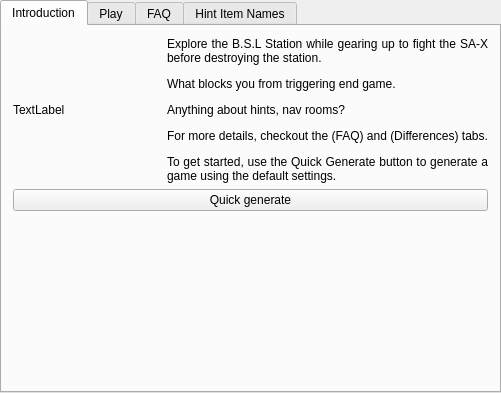
randovania/randovania, file randovania/gui/ui_files/games_tab_fusion_widget.ui: the form before one commit.
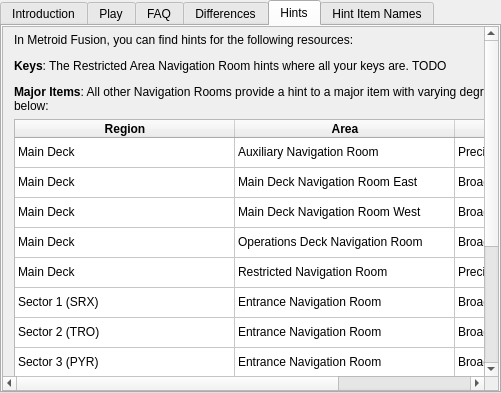
The form after the commit. The open tabs and pages were chosen to show the change. Custom widgets are drawn as their Qt base class.

Commit message: Second pass at game tab UI

```diff
--- a/randovania/gui/ui_files/games_tab_fusion_widget.ui
+++ b/randovania/gui/ui_files/games_tab_fusion_widget.ui
@@ -30,7 +30,7 @@
       <item>
        <widget class="QLabel" name="intro_label">
         <property name="text">
-         <string>&lt;html&gt;&lt;head/&gt;&lt;body&gt;&lt;p align=&quot;justify&quot;&gt;Explore the B.S.L Station while gearing up to fight the SA-X before destroying the station.&lt;/p&gt;&lt;p align=&quot;justify&quot;&gt;What blocks you from triggering end game.&lt;/p&gt;&lt;p align=&quot;justify&quot;&gt;Anything about hints, nav rooms?&lt;/p&gt;&lt;p align=&quot;justify&quot;&gt;For more details, checkout the (FAQ) and (Differences) tabs.&lt;/p&gt;&lt;p align=&quot;justify&quot;&gt;To get started, use the Quick Generate button to generate a game using the default settings.&lt;/p&gt;&lt;/body&gt;&lt;/html&gt;</string>
+         <string>&lt;html&gt;&lt;head/&gt;&lt;body&gt;&lt;p align=&quot;justify&quot;&gt;Explore the B.S.L Station, round up the escaped hatchling Metroids, all while gearing up to fight the SA-X before destroying the station.&lt;/p&gt;&lt;p align=&quot;justify&quot;&gt;The Operations Controls will only be unlocked once the Metroids are collected.&lt;/p&gt;&lt;p align=&quot;justify&quot;&gt;To aid Samus on her journey, ADAM now provides hints at the Navigation Stations, this is explained furthr on the Hints Tabs.&lt;/p&gt;&lt;p align=&quot;justify&quot;&gt;For more details, checkout the &lt;a href=&quot;tab://FAQ&quot;&gt;&lt;span style=&quot; text-decoration: underline; color:#007af4;&quot;&gt;FAQ&lt;/span&gt;&lt;/a&gt; and &lt;a href=&quot;tab://Differences&quot;&gt;&lt;span style=&quot; text-decoration: underline; color:#007af4;&quot;&gt;Differences&lt;/span&gt;&lt;/a&gt; tabs.&lt;/p&gt;&lt;p align=&quot;justify&quot;&gt;To get started, use the Quick Generate button to generate a game using the default settings.&lt;/p&gt;&lt;/body&gt;&lt;/html&gt;</string>
         </property>
         <property name="wordWrap">
          <bool>true</bool>
@@ -117,7 +117,462 @@
     </item>
    </layout>
   </widget>
-    <widget class="QWidget" name="hint_item_names_tab">
+  <widget class="QWidget" name="differences_tab">
+   <attribute name="title">
+    <string>Differences</string>
+   </attribute>
+   <layout class="QVBoxLayout" name="verticalLayout_2">
+    <item>
+     <widget class="QScrollArea" name="differences_scroll_area">
+      <property name="widgetResizable">
+       <bool>true</bool>
+      </property>
+      <widget class="QWidget" name="differences_scroll_contents">
+       <property name="geometry">
+        <rect>
+         <x>0</x>
+         <y>0</y>
+         <width>463</width>
+         <height>414</height>
+        </rect>
+       </property>
+       <layout class="QVBoxLayout" name="verticalLayout">
+        <item>
+         <widget class="QLabel" name="differences_label">
+          <property name="text">
+           <string>&lt;html&gt;&lt;head/&gt;&lt;body&gt;&lt;p&gt;Randovania and the MARS patcher make some changes to the original game in order to improve the game experience or to simply fix bugs in the original game.&lt;br/&gt;Many changes are optional and can be disabled in the options Randovania provides, but the following are &lt;span style=&quot; font-weight:600;&quot;&gt;always&lt;/span&gt; there:&lt;/p&gt;&lt;ul style=&quot;margin-top: 0px; margin-bottom: 0px; margin-left: 0px; margin-right: 0px; -qt-list-indent: 1;&quot;&gt;&lt;li style=&quot; margin-top:12px; margin-bottom:0px; margin-left:0px; margin-right:0px; -qt-block-indent:0; text-indent:0px;&quot;&gt;An option has been added to the pause menu that allows loading your last save from your starting location.&lt;/li&gt;&lt;li style=&quot; margin-top:12px; margin-bottom:12px; margin-left:0px; margin-right:0px; -qt-block-indent:0; text-indent:0px;&quot;&gt;An option has been added to cycle the maps by pressing select.&lt;/li&gt;&lt;/ul&gt;&lt;ul style=&quot;margin-top: 0px; margin-bottom: 0px; margin-left: 0px; margin-right: 0px; -qt-list-indent: 1;&quot;&gt;&lt;li style=&quot; margin-top:12px; margin-bottom:12px; margin-left:0px; margin-right:0px; -qt-block-indent:0; text-indent:0px;&quot;&gt;The Security Rooms are now shuffleable item locations.&lt;/li&gt;&lt;li style=&quot; margin-top:12px; margin-bottom:0px; margin-left:0px; margin-right:0px; -qt-block-indent:0; text-indent:0px;&quot;&gt;Hints have been placed TODO&lt;/li&gt;&lt;li style=&quot; margin-top:12px; margin-bottom:0px; margin-left:0px; margin-right:0px; -qt-block-indent:0; text-indent:0px;&quot;&gt;Main Deck Maintenance Shaft now has a connection between Crew Quarters East/West&lt;/li&gt;&lt;ul style=&quot;margin-top: 0px; margin-bottom: 0px; margin-left: 0px; margin-right: 0px; -qt-list-indent: 1;&quot;&gt;&lt;li style=&quot; margin-top:12px; margin-bottom:12px; margin-left:0px; margin-right:0px; -qt-block-indent:0; text-indent:0px;&quot;&gt;Sector 5 will always remain in it's unbroken state, some rooms have been modified to account for this.&lt;/li&gt;&lt;/ul&gt;&lt;li style=&quot; margin-top:12px; margin-bottom:12px; margin-left:0px; margin-right:0px; -qt-block-indent:0; text-indent:0px;&quot;&gt;The upper right door in S5 Arctic Containment is now a Yellow Door.&lt;/li&gt;&lt;li style=&quot; margin-top:12px; margin-bottom:0px; margin-left:0px; margin-right:0px; -qt-block-indent:0; text-indent:0px;&quot;&gt;Sector 6 Varia Core-X always spawns regardless of having Charge Beam or not.&lt;/li&gt;&lt;/ul&gt;&lt;p&gt;&lt;br/&gt;&lt;/p&gt;&lt;/body&gt;&lt;/html&gt;</string>
+          </property>
+          <property name="alignment">
+           <set>Qt::AlignLeading|Qt::AlignLeft|Qt::AlignVCenter</set>
+          </property>
+          <property name="wordWrap">
+           <bool>true</bool>
+          </property>
+         </widget>
+        </item>
+       </layout>
+      </widget>
+     </widget>
+    </item>
+   </layout>
+  </widget>
+  <widget class="QWidget" name="hints_tab">
+   <attribute name="title">
+    <string>Hints</string>
+   </attribute>
+   <layout class="QVBoxLayout" name="hints_tab_layout_4">
+    <property name="spacing">
+     <number>0</number>
+    </property>
+    <property name="leftMargin">
+     <number>0</number>
+    </property>
+    <property name="topMargin">
+     <number>0</number>
+    </property>
+    <property name="rightMargin">
+     <number>0</number>
+    </property>
+    <property name="bottomMargin">
+     <number>0</number>
+    </property>
+    <item>
+     <widget class="QScrollArea" name="hints_scroll_area">
+      <property name="sizePolicy">
+       <sizepolicy hsizetype="Preferred" vsizetype="Preferred">
+        <horstretch>0</horstretch>
+        <verstretch>0</verstretch>
+       </sizepolicy>
+      </property>
+      <property name="widgetResizable">
+       <bool>true</bool>
+      </property>
+      <widget class="QWidget" name="hints_scroll_area_contents">
+       <property name="geometry">
+        <rect>
+         <x>0</x>
+         <y>0</y>
+         <width>675</width>
+         <height>445</height>
+        </rect>
+       </property>
+       <property name="sizePolicy">
+        <sizepolicy hsizetype="Preferred" vsizetype="Preferred">
+         <horstretch>0</horstretch>
+         <verstretch>0</verstretch>
+        </sizepolicy>
+       </property>
+       <layout class="QVBoxLayout" name="hints_scroll_layout_4">
+        <property name="spacing">
+         <number>6</number>
+        </property>
+        <property name="topMargin">
+         <number>6</number>
+        </property>
+        <property name="rightMargin">
+         <number>6</number>
+        </property>
+        <property name="bottomMargin">
+         <number>6</number>
+        </property>
+        <item>
+         <widget class="QLabel" name="hints_label">
+          <property name="sizePolicy">
+           <sizepolicy hsizetype="Preferred" vsizetype="Preferred">
+            <horstretch>0</horstretch>
+            <verstretch>0</verstretch>
+           </sizepolicy>
+          </property>
+          <property name="text">
+           <string>&lt;html&gt;&lt;head/&gt;&lt;body&gt;&lt;p&gt;In Metroid Fusion, you can find hints for the following resources: &lt;/p&gt;&lt;p&gt;&lt;span style=&quot; font-weight:700;&quot;&gt;Keys&lt;/span&gt;: The Restricted Area Navigation Room hints where all your keys are. TODO&lt;/p&gt;&lt;p&gt;&lt;span style=&quot; font-weight:700;&quot;&gt;Major Items&lt;/span&gt;: All other Navigation Rooms provide a hint to a major item with varying degress of precision as described below:&lt;/p&gt;&lt;/body&gt;&lt;/html&gt;</string>
+          </property>
+          <property name="textFormat">
+           <enum>Qt::MarkdownText</enum>
+          </property>
+          <property name="alignment">
+           <set>Qt::AlignLeading|Qt::AlignLeft|Qt::AlignTop</set>
+          </property>
+          <property name="wordWrap">
+           <bool>true</bool>
+          </property>
+         </widget>
+        </item>
+        <item>
+         <widget class="QTableWidget" name="tableWidget">
+          <property name="sizePolicy">
+           <sizepolicy hsizetype="Minimum" vsizetype="Preferred">
+            <horstretch>0</horstretch>
+            <verstretch>0</verstretch>
+           </sizepolicy>
+          </property>
+          <property name="minimumSize">
+           <size>
+            <width>660</width>
+            <height>0</height>
+           </size>
+          </property>
+          <property name="sizeAdjustPolicy">
+           <enum>QAbstractScrollArea::AdjustToContentsOnFirstShow</enum>
+          </property>
+          <property name="autoScroll">
+           <bool>true</bool>
+          </property>
+          <property name="rowCount">
+           <number>11</number>
+          </property>
+          <property name="columnCount">
+           <number>3</number>
+          </property>
+          <attribute name="horizontalHeaderVisible">
+           <bool>true</bool>
+          </attribute>
+          <attribute name="horizontalHeaderCascadingSectionResizes">
+           <bool>false</bool>
+          </attribute>
+          <attribute name="horizontalHeaderMinimumSectionSize">
+           <number>30</number>
+          </attribute>
+          <attribute name="horizontalHeaderDefaultSectionSize">
+           <number>220</number>
+          </attribute>
+          <attribute name="verticalHeaderVisible">
+           <bool>false</bool>
+          </attribute>
+          <attribute name="verticalHeaderDefaultSectionSize">
+           <number>30</number>
+          </attribute>
+          <row>
+           <property name="text">
+            <string>New Row</string>
+           </property>
+          </row>
+          <row>
+           <property name="text">
+            <string>New Row</string>
+           </property>
+          </row>
+          <row>
+           <property name="text">
+            <string>New Row</string>
+           </property>
+          </row>
+          <row>
+           <property name="text">
+            <string>New Row</string>
+           </property>
+          </row>
+          <row>
+           <property name="text">
+            <string>New Row</string>
+           </property>
+          </row>
+          <row>
+           <property name="text">
+            <string>New Row</string>
+           </property>
+          </row>
+          <row>
+           <property name="text">
+            <string>New Row</string>
+           </property>
+          </row>
+          <row>
+           <property name="text">
+            <string>New Row</string>
+           </property>
+          </row>
+          <row>
+           <property name="text">
+            <string>New Row</string>
+           </property>
+          </row>
+          <row>
+           <property name="text">
+            <string>New Row</string>
+           </property>
+          </row>
+          <row>
+           <property name="text">
+            <string>New Row</string>
+           </property>
+          </row>
+          <column>
+           <property name="text">
+            <string>Region</string>
+           </property>
+           <property name="font">
+            <font>
+             <bold>true</bold>
+            </font>
+           </property>
+          </column>
+          <column>
+           <property name="text">
+            <string>Area</string>
+           </property>
+           <property name="font">
+            <font>
+             <bold>true</bold>
+            </font>
+           </property>
+          </column>
+          <column>
+           <property name="text">
+            <string>Hint Precision</string>
+           </property>
+           <property name="font">
+            <font>
+             <bold>true</bold>
+            </font>
+           </property>
+          </column>
+          <item row="0" column="0">
+           <property name="text">
+            <string>Main Deck</string>
+           </property>
+          </item>
+          <item row="0" column="1">
+           <property name="text">
+            <string>Auxiliary Navigation Room</string>
+           </property>
+          </item>
+          <item row="0" column="2">
+           <property name="text">
+            <string>Precise Item, Broad Location</string>
+           </property>
+          </item>
+          <item row="1" column="0">
+           <property name="text">
+            <string>Main Deck</string>
+           </property>
+          </item>
+          <item row="1" column="1">
+           <property name="text">
+            <string>Main Deck Navigation Room East</string>
+           </property>
+          </item>
+          <item row="1" column="2">
+           <property name="text">
+            <string>Broad Item, Broad Location</string>
+           </property>
+          </item>
+          <item row="2" column="0">
+           <property name="text">
+            <string>Main Deck</string>
+           </property>
+          </item>
+          <item row="2" column="1">
+           <property name="text">
+            <string>Main Deck Navigation Room West</string>
+           </property>
+          </item>
+          <item row="2" column="2">
+           <property name="text">
+            <string>Broad Item, Broad Location</string>
+           </property>
+          </item>
+          <item row="3" column="0">
+           <property name="text">
+            <string>Main Deck</string>
+           </property>
+          </item>
+          <item row="3" column="1">
+           <property name="text">
+            <string>Operations Deck Navigation Room</string>
+           </property>
+          </item>
+          <item row="3" column="2">
+           <property name="text">
+            <string>Broad Item, Broad Location</string>
+           </property>
+          </item>
+          <item row="4" column="0">
+           <property name="text">
+            <string>Main Deck</string>
+           </property>
+          </item>
+          <item row="4" column="1">
+           <property name="text">
+            <string>Restricted Navigation Room</string>
+           </property>
+          </item>
+          <item row="4" column="2">
+           <property name="text">
+            <string>Precise Item, Precise Location</string>
+           </property>
+          </item>
+          <item row="5" column="0">
+           <property name="text">
+            <string>Sector 1 (SRX)</string>
+           </property>
+          </item>
+          <item row="5" column="1">
+           <property name="text">
+            <string>Entrance Navigation Room</string>
+           </property>
+          </item>
+          <item row="5" column="2">
+           <property name="text">
+            <string>Broad Item, Broad Location</string>
+           </property>
+          </item>
+          <item row="6" column="0">
+           <property name="text">
+            <string>Sector 2 (TRO)</string>
+           </property>
+          </item>
+          <item row="6" column="1">
+           <property name="text">
+            <string>Entrance Navigation Room</string>
+           </property>
+          </item>
+          <item row="6" column="2">
+           <property name="text">
+            <string>Broad Item, Broad Location</string>
+           </property>
+          </item>
+          <item row="7" column="0">
+           <property name="text">
+            <string>Sector 3 (PYR)</string>
+           </property>
+          </item>
+          <item row="7" column="1">
+           <property name="text">
+            <string>Entrance Navigation Room</string>
+           </property>
+          </item>
+          <item row="7" column="2">
+           <property name="text">
+            <string>Broad Item, Broad Location</string>
+           </property>
+          </item>
+          <item row="8" column="0">
+           <property name="text">
+            <string>Sector 4 (AQA)</string>
+           </property>
+          </item>
+          <item row="8" column="1">
+           <property name="text">
+            <string>Entrance Navigation Room</string>
+           </property>
+          </item>
+          <item row="8" column="2">
+           <property name="text">
+            <string>Broad Item, Broad Location</string>
+           </property>
+          </item>
+          <item row="9" column="0">
+           <property name="text">
+            <string>Sector 5 (ARC)</string>
+           </property>
+          </item>
+          <item row="9" column="1">
+           <property name="text">
+            <string>Entrance Navigation Room</string>
+           </property>
+          </item>
+          <item row="9" column="2">
+           <property name="text">
+            <string>Broad Item, Broad Location</string>
+           </property>
+          </item>
+          <item row="10" column="0">
+           <property name="text">
+            <string>Sector 6 (NOC)</string>
+           </property>
+          </item>
+          <item row="10" column="1">
+           <property name="text">
+            <string>Entrance Navigation Room</string>
+           </property>
+          </item>
+          <item row="10" column="2">
+           <property name="text">
+            <string>Broad Item, Broad Location</string>
+           </property>
+          </item>
+         </widget>
+        </item>
+        <item>
+         <widget class="Line" name="line">
+          <property name="orientation">
+           <enum>Qt::Horizontal</enum>
+          </property>
+         </widget>
+        </item>
+        <item>
+         <widget class="QLabel" name="label">
+          <property name="text">
+           <string>&lt;html&gt;&lt;head/&gt;&lt;body&gt;&lt;p&gt;&lt;br/&gt;&lt;/p&gt;&lt;/body&gt;&lt;/html&gt;</string>
+          </property>
+          <property name="alignment">
+           <set>Qt::AlignLeading|Qt::AlignLeft|Qt::AlignTop</set>
+          </property>
+          <property name="wordWrap">
+           <bool>true</bool>
+          </property>
+         </widget>
+        </item>
+        <item>
+         <spacer name="verticalSpacer">
+          <property name="orientation">
+           <enum>Qt::Vertical</enum>
+          </property>
+          <property name="sizeHint" stdset="0">
+           <size>
+            <width>20</width>
+            <height>40</height>
+           </size>
+          </property>
+         </spacer>
+        </item>
+       </layout>
+      </widget>
+     </widget>
+    </item>
+   </layout>
+  </widget>
+  <widget class="QWidget" name="hint_item_names_tab">
    <attribute name="title">
     <string>Hint Item Names</string>
    </attribute>
```
Left out of the diff: 4 changed lines with no effect on the pictures. The commit also changes 1 other file.
